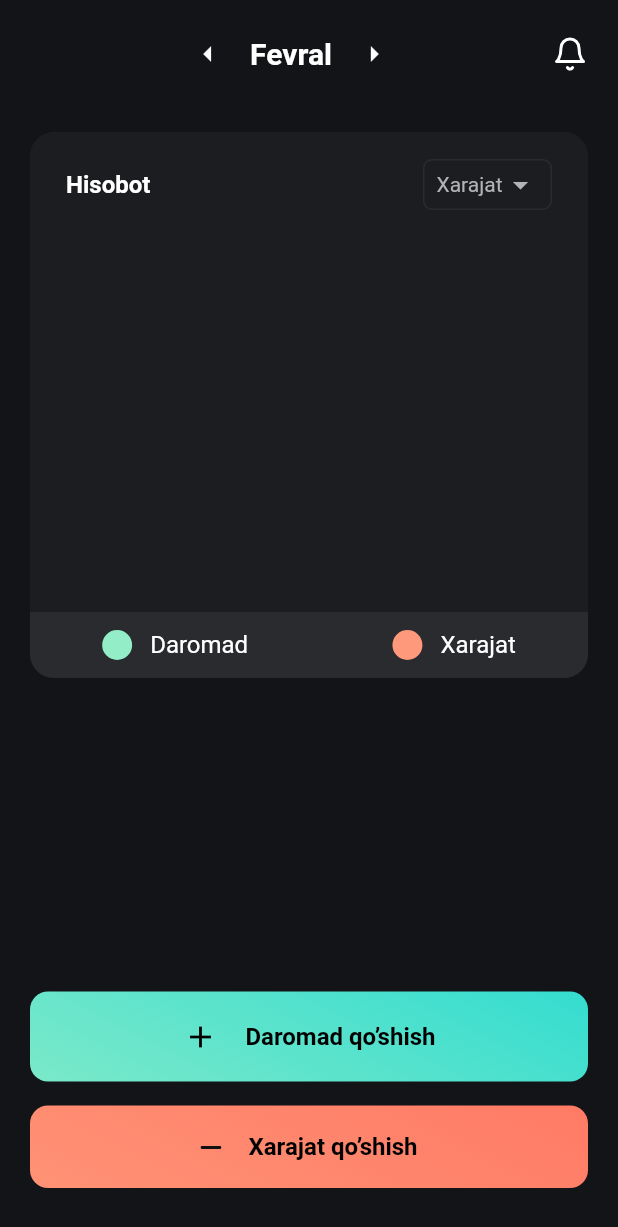
After one commit to iskandarfazliddinov/toolpor_expense, a Flutter app: the screen it shows after launch, on a phone screen of 412 x 824 dp. The commit adds this screen. Shown: the top 1227 px of the screen. Run offline on Flutter 3.47's test engine with Material 2 defaults, Android fonts, the phone set to English and light mode, and no system bars; our stand-ins replace fl_chart, flutter_slidable, flutter_svg; missing offline and left inert: dart:ffi.

Commit message:
feat : add home_screen.dart

```diff
--- a/lib/main.dart
+++ b/lib/main.dart
@@ -1,5 +1,6 @@
 import 'package:flutter/material.dart';
 import 'package:toolpor_expense/presentation/screens/edit_item/edit_item.dart';
+import 'package:toolpor_expense/presentation/screens/home_screen/home_screen.dart';
 import 'package:toolpor_expense/presentation/screens/income_screen/income_screen.dart';
 import 'package:toolpor_expense/presentation/screens/item_detail/item_detail.dart';
 
@@ -14,8 +15,7 @@ class MyApp extends StatelessWidget {
   Widget build(BuildContext context) {
     return MaterialApp(
       debugShowCheckedModeBanner: false,
-      home: const IncomeScreen(),
-      theme: ThemeData(brightness: Brightness.dark),
+      home: const HomeScreen(),
     );
   }
 }
--- a/lib/presentation/resources/app_icons.dart
+++ b/lib/presentation/resources/app_icons.dart
@@ -12,4 +12,7 @@ abstract class AppIcons{
   static const String calendar = "$pathIcon/calendar.svg";
   static const String birdie = "$pathIcon/birdie.svg";
   static const String down = "$pathIcon/down.svg";
+  static const String bell = "$pathIcon/bell.svg";
+  static const String minus = "$pathIcon/minus.svg";
+
 }
--- /dev/null
+++ b/lib/presentation/screens/home_screen/home_screen.dart
@@ -0,0 +1,229 @@
+import 'package:flutter/material.dart';
+import 'package:flutter_svg/flutter_svg.dart';
+import 'package:toolpor_expense/presentation/resources/app_colors.dart';
+import 'package:toolpor_expense/presentation/resources/app_icons.dart';
+import 'package:toolpor_expense/presentation/resources/app_styles.dart';
+
+class HomeScreen extends StatefulWidget {
+  const HomeScreen({super.key});
+
+  @override
+  State<HomeScreen> createState() => _HomeScreenState();
+}
+
+class _HomeScreenState extends State<HomeScreen> {
+  @override
+  Widget build(BuildContext context) {
+    return SafeArea(
+      child: Scaffold(
+        backgroundColor: AppColors.backgroundColor,
+        body: Column(
+          children: [
+            Padding(
+              padding:
+                  const EdgeInsets.symmetric(vertical: 24.0, horizontal: 20),
+              child: Row(
+                mainAxisAlignment: MainAxisAlignment.spaceBetween,
+                children: [
+                  const SizedBox(),
+                  Row(
+                    mainAxisAlignment: MainAxisAlignment.center,
+                    children: [
+                      const Icon(
+                        Icons.arrow_left,
+                        color: Colors.white,
+                      ),
+                      Padding(
+                        padding: const EdgeInsets.symmetric(horizontal: 16.0),
+                        child: Text(
+                          "Fevral",
+                          style: AppStyles.getItems().copyWith(fontSize: 20),
+                        ),
+                      ),
+                      const Icon(
+                        Icons.arrow_right,
+                        color: Colors.white,
+                      ),
+                    ],
+                  ),
+                  SvgPicture.asset(AppIcons.bell),
+                ],
+              ),
+            ),
+            Container(
+              margin: const EdgeInsets.symmetric(horizontal: 20, vertical: 16),
+              decoration: BoxDecoration(
+                color: AppColors.mainColor,
+                borderRadius: BorderRadius.circular(16),
+              ),
+              child: Column(
+                children: [
+                  Padding(
+                    padding: const EdgeInsets.symmetric(horizontal: 24.0,vertical: 18.0),
+                    child: Row(
+                      mainAxisAlignment: MainAxisAlignment.spaceBetween,
+                      children: [
+                        Text(
+                          "Hisobot",
+                          style: AppStyles.getItems(),
+                        ),
+                        Container(
+                          padding: const EdgeInsets.symmetric(
+                              vertical: 4, horizontal: 8),
+                          decoration: BoxDecoration(
+                            border: Border.all(
+                              color: const Color(0xFF292B2F),
+                              // Set the desired border color here
+                              width: 1, // Set the desired border width
+                            ),
+                            borderRadius: BorderRadius.circular(6),
+                          ),
+                          child: const Row(
+                            children: [
+                              Text(
+                                "Xarajat",
+                                style: TextStyle(
+                                  fontSize: 14,
+                                  fontWeight: FontWeight.w400,
+                                  color: Color(
+                                    0xFFB2B3B7,
+                                  ),
+                                ),
+                              ),
+                              Icon(
+                                Icons.arrow_drop_down,
+                                color: Color(0xFFB2B3B7),
+                              ),
+                            ],
+                          ),
+                        )
+                      ],
+                    ),
+                  ),
+                  const SizedBox(height: 250),
+                  Container(
+                    padding: const EdgeInsets.symmetric(vertical: 12),
+                    decoration:const BoxDecoration(
+                      color: Color(0xFF292B2F),
+                      borderRadius: BorderRadius.only(bottomLeft: Radius.circular(16),bottomRight:Radius.circular(16),),
+                    ),
+                    child: Row(
+                      mainAxisAlignment: MainAxisAlignment.spaceAround,
+                      children: [
+                          Row(
+                            children: [
+                              Container(
+                                height: 20,
+                                width: 20,
+                                decoration: BoxDecoration(
+                                  borderRadius:BorderRadius.circular(60),
+                                  color: const Color(0xFF93EDC7)
+                                ),
+                              ),
+                              const SizedBox(width: 12),
+                              Text(
+                              "Daromad",
+                              style: AppStyles.getItems().copyWith(
+                                fontWeight: FontWeight.w400,
+                              ),
+                            )
+                          ],
+                          ),
+                          Row(
+                          children: [
+                            Container(
+                              height: 20,
+                              width: 20,
+                              decoration: BoxDecoration(
+                                  borderRadius:BorderRadius.circular(60),
+                                  color: const Color(0xFFFE9A7B)
+                              ),
+                            ),
+                            const SizedBox(width: 12),
+                            Text(
+                              "Xarajat",
+                              style: AppStyles.getItems().copyWith(
+                                fontWeight: FontWeight.w400,
+                              ),
+                            )
+                          ],
+                        ),
+                      ],
+                    ),
+                  )
+                ],
+              ),
+            ),
+            Expanded(
+              child: Column(
+                mainAxisAlignment: MainAxisAlignment.end,
+                children: [
+                  GestureDetector(
+                    onTap: (){},
+                    child: Container(
+                      margin: const EdgeInsets.symmetric(horizontal: 20),
+                      padding: const EdgeInsets.symmetric(vertical: 18),
+                      width: double.infinity,
+                      decoration: BoxDecoration(
+                        gradient: const LinearGradient(
+                          begin: Alignment.centerLeft,
+                          end: Alignment.centerRight,
+                          colors: [
+                            Color(0xFF1CD8D2), // Start color (#1CD8D2)
+                            Color(0xFF93EDC7), // End color (#93EDC7)
+                          ],
+                          stops: [0.0, 1.0], // Adjust the stops as needed
+                          transform: GradientRotation(90), // Set the desired angle
+                        ),
+                        borderRadius: BorderRadius.circular(12),
+                      ),
+                      child: Row(
+                        mainAxisAlignment: MainAxisAlignment.center,
+                        children: [
+                          const Icon(Icons.add,color: Colors.black,),
+                          const SizedBox(width: 18,),
+                          Text("Daromad qo’shish",style: AppStyles.getItems().copyWith(color: Colors.black),),
+                        ],
+                      ),
+                    ),
+                  ),
+                  const SizedBox(height: 16),
+                  GestureDetector(
+                    onTap: (){},
+                    child: Container(
+                      margin: const EdgeInsets.symmetric(horizontal: 20),
+                      padding: const EdgeInsets.symmetric(vertical: 18),
+                      width: double.infinity,
+                      decoration: BoxDecoration(
+                        gradient: const LinearGradient(
+                          begin: Alignment.centerLeft,
+                          end: Alignment.centerRight,
+                          colors: [
+                            Color(0xFFFF725F), // Start color (#1CD8D2)
+                            Color(0xFFFE9A7B), // End color (#93EDC7)
+                          ],
+                          stops: [0.0, 1.0], // Adjust the stops as needed
+                          transform: GradientRotation(90), // Set the desired angle
+                        ),
+                        borderRadius: BorderRadius.circular(12),
+                      ),
+                      child: Row(
+                        mainAxisAlignment: MainAxisAlignment.center,
+                        children: [
+                          SvgPicture.asset(AppIcons.minus),
+                          const SizedBox(width: 18),
+                          Text("Xarajat qo’shish",style: AppStyles.getItems().copyWith(color: Colors.black),),
+                        ],
+                      ),
+                    ),
+                  ),
+                  const SizedBox(height: 32),
+                ],
+              ),
+            )
+          ],
+        ),
+      ),
+    );
+  }
+}
```
Also changed, not shown: assets/icons/bell.svg (added), assets/icons/minus.svg (added).
